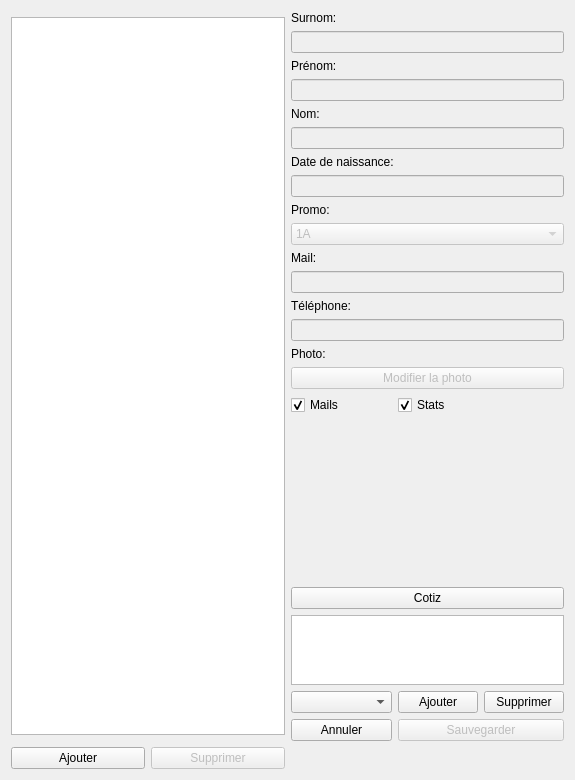
Above: application/ui/notes_management_window.ui from nils-van-zuijlen/Enibar before the change. Below: the same form after it.
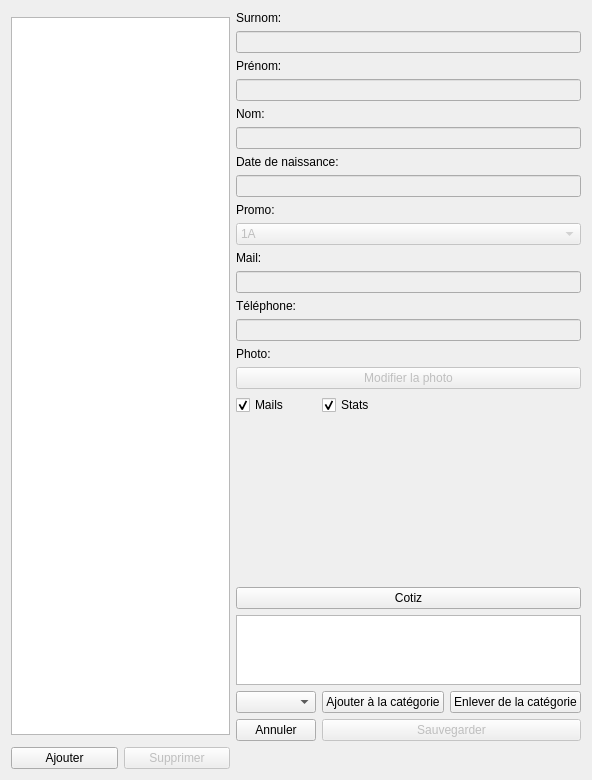
That is the form after the change. Custom widgets are drawn as their Qt base class.

Commit message:
Rename supprimer in the note management window
Fixes #200

```diff
--- a/application/ui/notes_management_window.ui
+++ b/application/ui/notes_management_window.ui
@@ -6,7 +6,7 @@
    <rect>
     <x>0</x>
     <y>0</y>
-    <width>575</width>
+    <width>592</width>
     <height>758</height>
    </rect>
   </property>
@@ -123,7 +123,7 @@
         </sizepolicy>
        </property>
        <property name="text">
-        <string>Ajouter</string>
+        <string>Ajouter à la catégorie</string>
        </property>
       </widget>
      </item>
@@ -136,7 +136,7 @@
         </sizepolicy>
        </property>
        <property name="text">
-        <string>Supprimer</string>
+        <string>Enlever de la catégorie</string>
        </property>
       </widget>
      </item>
```
